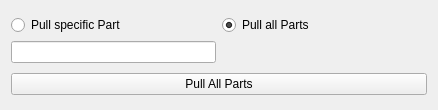
Old version of the form snapcraft-qt/pull_dialog.ui in the repository snapcraft-gui/snapcraft-gui.
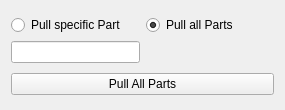
New version of the form.

Commit message: dialog resize

```diff
--- a/snapcraft-qt/pull_dialog.ui
+++ b/snapcraft-qt/pull_dialog.ui
@@ -6,7 +6,7 @@
    <rect>
     <x>0</x>
     <y>0</y>
-    <width>438</width>
+    <width>285</width>
     <height>110</height>
    </rect>
   </property>
```
The commit also changes 3 other files.
